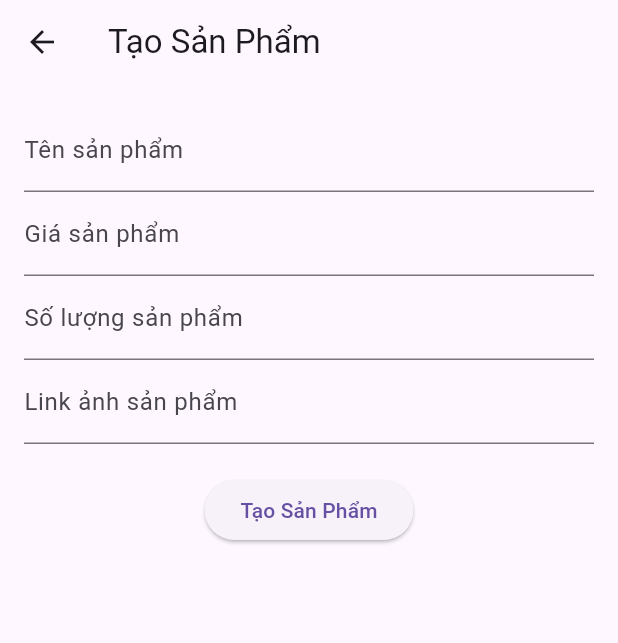
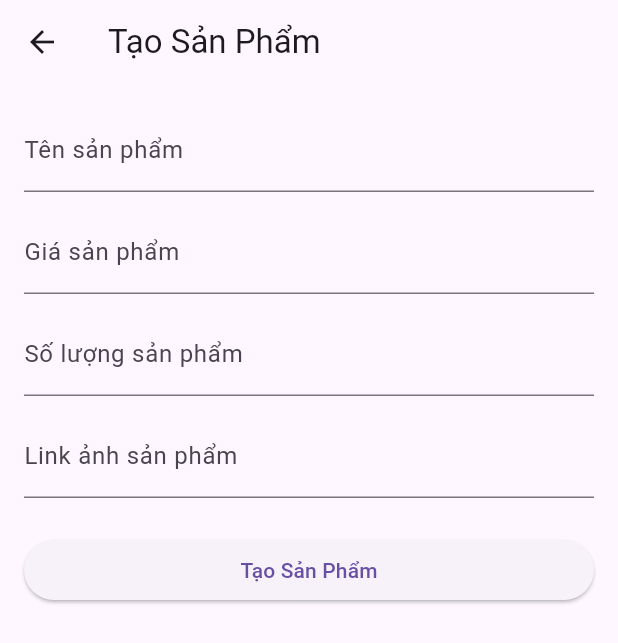
Before and after one commit to Thi1503/product_management, a Flutter app: the ProductFormPage screen opened directly, on a phone screen of 412 x 824 dp. Shown: the top 643 px of the screen. Run offline on Flutter 3.47's test engine with Material 3 defaults, Android fonts, the phone set to English and light mode, and no system bars; our stand-ins replace bloc, dio, equatable, flutter_bloc, get_it, hive and 1 more; accounts and stored records are empty.

Commit message:
refactor(ProductFormPage): sửa validator

```diff
--- a/lib/presentation/viewmodels/product_list/product_list_cubit.dart
+++ b/lib/presentation/viewmodels/product_list/product_list_cubit.dart
@@ -7,7 +7,7 @@ import '../../../domain/usecases/fetch_products.dart';
 class ProductListCubit extends Cubit<ProductListState> {
   final FetchProducts fetchProducts;
   int _currentPage = 1;
-  final int _pageSize = 10;
+  final int _pageSize = 20;
 
   ProductListCubit({required this.fetchProducts}) : super(ProductListInitial());
 
--- a/lib/presentation/views/product_form_page.dart
+++ b/lib/presentation/views/product_form_page.dart
@@ -1,6 +1,6 @@
 import 'package:flutter/material.dart';
-import 'package:flutter/widgets.dart';
 import 'package:flutter_bloc/flutter_bloc.dart';
+import 'package:product_management/core/utils/utils.dart';
 import 'package:product_management/data/models/product_model.dart';
 import 'package:product_management/domain/entities/product.dart';
 import 'package:product_management/presentation/viewmodels/product_form/product_form_cubit.dart';
@@ -14,11 +14,12 @@ class ProductFormPage extends StatefulWidget {
 }
 
 class _ProductFormPageState extends State<ProductFormPage> {
+  final _formKey = GlobalKey<FormState>();
   late final TextEditingController _nameController;
   late final TextEditingController _priceController;
   late final TextEditingController _quantityController;
   late final TextEditingController _coverController;
-
+  bool _autovalidate = false;
   @override
   void initState() {
     super.initState();
@@ -42,11 +43,12 @@ class _ProductFormPageState extends State<ProductFormPage> {
   }
 
   void _onSave() {
+    if (_formKey.currentState!.validate()) {
       final newProduct = ProductModel(
         id: widget.product?.id ?? 0,
         name: _nameController.text.trim(),
-      price: int.tryParse(_priceController.text) ?? 0,
-      quantity: int.tryParse(_quantityController.text) ?? 0,
+        price: int.parse(_priceController.text),
+        quantity: int.parse(_quantityController.text),
         cover: _coverController.text.trim(),
       );
       final cubit = context.read<ProductFormCubit>();
@@ -56,13 +58,13 @@ class _ProductFormPageState extends State<ProductFormPage> {
         cubit.updateProduct(newProduct);
       }
     }
+  }
 
   @override
   Widget build(BuildContext context) {
     return BlocConsumer<ProductFormCubit, ProductFormState>(
       listener: (ctx, state) {
         if (state is ProductFormSuccess) {
-          // Ẩn bàn phím trước khi pop
           FocusScope.of(ctx).unfocus();
           Navigator.of(ctx).pop(true);
         }
@@ -84,45 +86,67 @@ class _ProductFormPageState extends State<ProductFormPage> {
                   ? const Center(child: CircularProgressIndicator())
                   : Padding(
                     padding: const EdgeInsets.all(16),
+                    child: Form(
+                      key: _formKey,
+                      autovalidateMode:
+                          _autovalidate
+                              ? AutovalidateMode.always
+                              : AutovalidateMode.disabled,
                       child: Column(
                         children: [
-                        TextField(
+                          TextFormField(
                             controller: _nameController,
                             decoration: const InputDecoration(
                               labelText: 'Tên sản phẩm',
                             ),
+                            validator: Validators.validateProductName,
                           ),
-                        TextField(
+                          const SizedBox(height: 12),
+                          TextFormField(
                             controller: _priceController,
                             keyboardType: TextInputType.number,
                             decoration: const InputDecoration(
                               labelText: 'Giá sản phẩm',
                             ),
+                            validator: Validators.validateProductPrice,
                           ),
-                        TextField(
+                          const SizedBox(height: 12),
+                          TextFormField(
                             controller: _quantityController,
                             keyboardType: TextInputType.number,
                             decoration: const InputDecoration(
                               labelText: 'Số lượng sản phẩm',
                             ),
+                            validator: Validators.validateProductQuantity,
                           ),
-                        TextField(
+                          const SizedBox(height: 12),
+                          TextFormField(
                             controller: _coverController,
                             keyboardType: TextInputType.url,
                             decoration: const InputDecoration(
                               labelText: 'Link ảnh sản phẩm',
                             ),
+                            validator: Validators.validateProductCover,
                           ),
-                        const SizedBox(height: 20),
-                        ElevatedButton(
-                          onPressed: _onSave,
+                          const SizedBox(height: 24),
+                          SizedBox(
+                            width: double.infinity,
+                            child: ElevatedButton(
+                              onPressed: () {
+                                setState(() {
+                                  _autovalidate = true;
+                                });
+                                _onSave();
+                              },
                               child: Text(
                                 widget.product == null
                                     ? 'Tạo Sản Phẩm'
                                     : 'Cập Nhật',
                               ),
                             ),
+                          ),
                         ],
+                      ),
                     ),
                   ),
         );
```
Also changed, not shown: lib/core/utils/validators.dart (+44 -0 lines). Lines whose indentation alone changed are shown as unchanged.
